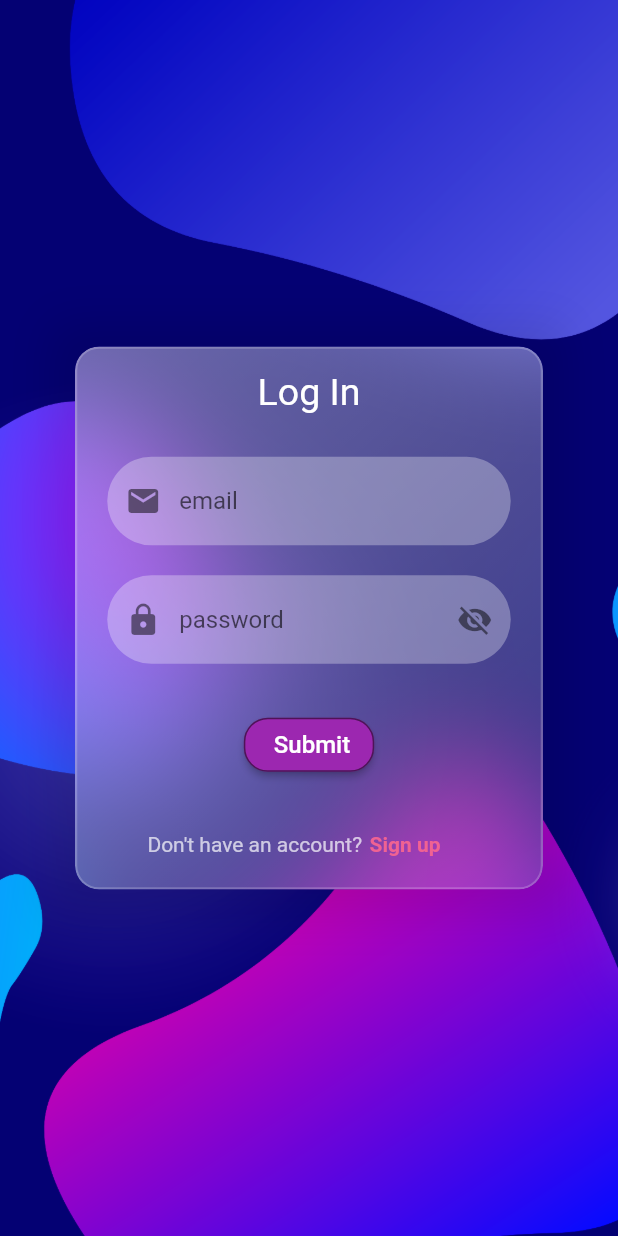
After one commit to SankethBK/flutter-animations, a Flutter app: the DairyaholicAuthPage screen opened directly, after a tap on "Log in", on a phone screen of 412 x 824 dp. The commit adds this screen. Run offline on Flutter 3.47's test engine with Material 2 defaults, Android fonts, the phone set to English and light mode, and no system bars.

Commit message:
Added diaryaholic flip card auth page

```diff
--- /dev/null
+++ b/lib/dairyaholic/auth_change_page.dart
@@ -0,0 +1,45 @@
+import 'package:flutter/material.dart';
+
+class AuthChangePage extends StatelessWidget {
+  const AuthChangePage({
+    Key? key,
+    required this.infoText,
+    required this.flipPageText,
+    required this.flipCard,
+  }) : super(key: key);
+
+  final String infoText;
+  final String flipPageText;
+  final Function() flipCard;
+
+  @override
+  Widget build(BuildContext context) {
+    return Row(
+      crossAxisAlignment: CrossAxisAlignment.center,
+      mainAxisAlignment: MainAxisAlignment.center,
+      children: [
+        Text(
+          infoText,
+          style: TextStyle(
+            color: Colors.white.withOpacity(0.7),
+          ),
+        ),
+        GestureDetector(
+          onTap: flipCard,
+          child: Container(
+            color: Colors.transparent,
+            padding:
+                const EdgeInsets.only(right: 20, left: 5, top: 6, bottom: 6),
+            child: Text(
+              flipPageText,
+              style: TextStyle(
+                color: Colors.pink[300],
+                fontWeight: FontWeight.bold,
+              ),
+            ),
+          ),
+        )
+      ],
+    );
+  }
+}
--- /dev/null
+++ b/lib/dairyaholic/email_input.dart
@@ -0,0 +1,43 @@
+import 'package:flutter/material.dart';
+
+class AuthEmailInput extends StatelessWidget {
+  const AuthEmailInput({
+    Key? key,
+  }) : super(key: key);
+
+  @override
+  Widget build(BuildContext context) {
+    return Stack(
+      children: [
+        TextField(
+          autofocus: false,
+          decoration: InputDecoration(
+            hintText: "email",
+            prefixIcon: Icon(
+              Icons.email,
+              color: Colors.black.withOpacity(0.5),
+            ),
+            fillColor: Colors.white.withOpacity(0.3),
+            filled: true,
+            focusedBorder: OutlineInputBorder(
+              borderRadius: BorderRadius.circular(30.0),
+              borderSide: BorderSide(
+                color: Colors.black.withOpacity(0.6),
+                width: 0.7,
+              ),
+            ),
+            errorStyle: TextStyle(
+              color: Colors.pink[200],
+              fontWeight: FontWeight.bold,
+            ),
+            border: OutlineInputBorder(
+                borderRadius: BorderRadius.circular(30.0),
+                borderSide: BorderSide.none),
+          ),
+          textInputAction: TextInputAction.next,
+          keyboardType: TextInputType.emailAddress,
+        ),
+      ],
+    );
+  }
+}
--- /dev/null
+++ b/lib/dairyaholic/flip_card_animation.dart
@@ -0,0 +1,83 @@
+import 'dart:math';
+
+import 'package:flutter/material.dart';
+
+class FlipCardAnimation extends StatefulWidget {
+  final Widget Function(void Function()) frontWidget;
+  final Widget Function(void Function()) rearWidget;
+  const FlipCardAnimation(
+      {Key? key, required this.frontWidget, required this.rearWidget})
+      : super(key: key);
+
+  @override
+  State<FlipCardAnimation> createState() => _FlipCardAnimationState();
+}
+
+class _FlipCardAnimationState extends State<FlipCardAnimation>
+    with SingleTickerProviderStateMixin {
+  Widget _buildFront() {
+    return Container(
+      key: const ValueKey(true),
+      child: widget.frontWidget(flipCard),
+    );
+  }
+
+  void flipCard() {
+    setState(() => _showFrontSide = !_showFrontSide);
+  }
+
+  Widget _buildRear() {
+    return Container(
+      key: const ValueKey(false),
+      child: widget.rearWidget(flipCard),
+    );
+  }
+
+  late bool _showFrontSide;
+
+  @override
+  void initState() {
+    super.initState();
+    _showFrontSide = true;
+  }
+
+  Widget _buildFlipAnimation() {
+    return AnimatedSwitcher(
+      layoutBuilder: (widget, list) => Stack(
+        children: [widget!, ...list],
+      ),
+      transitionBuilder: (Widget widget, Animation<double> animation) =>
+          __transitionBuilder(widget, animation),
+      duration: const Duration(milliseconds: 1000),
+      child: _showFrontSide ? _buildFront() : _buildRear(),
+      switchInCurve: Curves.easeInBack,
+      switchOutCurve: Curves.easeInBack.flipped,
+    );
+  }
+
+  Widget __transitionBuilder(Widget widget, Animation<double> animation) {
+    final rotateAnim = Tween(begin: pi, end: 0.0).animate(animation);
+
+    return AnimatedBuilder(
+        animation: rotateAnim,
+        builder: (context, child) {
+          final isUnder = (ValueKey(_showFrontSide) != widget.key);
+          var tilt = ((animation.value - 0.5).abs() - 0.5) * 0.003;
+          tilt *= isUnder ? -1.0 : 1.0;
+          final value = isUnder
+              ? min(rotateAnim.value, pi / 2)
+              : min(pi / 2, rotateAnim.value);
+
+          return Transform(
+            transform: Matrix4.rotationY(value)..setEntry(3, 0, tilt),
+            child: widget,
+            alignment: Alignment.center,
+          );
+        });
+  }
+
+  @override
+  Widget build(BuildContext context) {
+    return _buildFlipAnimation();
+  }
+}
--- /dev/null
+++ b/lib/dairyaholic/form_dimensions.dart
@@ -0,0 +1,39 @@
+import 'package:flutter/material.dart';
+
+/// specifies size of form and gradients
+class FormDimensions extends StatelessWidget {
+  const FormDimensions({
+    Key? key,
+    required this.child,
+  }) : super(key: key);
+
+  final Widget child;
+
+  @override
+  Widget build(BuildContext context) {
+    return Container(
+      height: 362.0,
+      width: 312.0,
+      constraints: const BoxConstraints(
+        maxWidth: 500,
+        maxHeight: 500,
+      ),
+      decoration: BoxDecoration(
+        borderRadius: BorderRadius.circular(16.0),
+        gradient: LinearGradient(
+          colors: [
+            Colors.white.withOpacity(0.4),
+            Colors.white.withOpacity(0.2),
+          ],
+          begin: AlignmentDirectional.topStart,
+          end: AlignmentDirectional.bottomEnd,
+        ),
+        border: Border.all(
+          width: 1.5,
+          color: Colors.white.withOpacity(0.2),
+        ),
+      ),
+      child: child,
+    );
+  }
+}
--- /dev/null
+++ b/lib/dairyaholic/glassmorphism_cover.dart
@@ -0,0 +1,43 @@
+import 'dart:ui';
+
+import 'package:flutter/material.dart';
+
+/// A widget that provides glass effect for a [child],
+/// Since color and dimensions of Container have to be in same Container, the childWIdget
+/// has to specify gradient and borders by itself
+class GlassMorphismCover extends StatelessWidget {
+  final Widget child;
+  final BorderRadius borderRadius;
+  final bool displayShadow;
+  const GlassMorphismCover(
+      {Key? key,
+      required this.child,
+      required this.borderRadius,
+      this.displayShadow = true})
+      : super(key: key);
+
+  @override
+  Widget build(BuildContext context) {
+    return Center(
+      child: Container(
+        decoration: BoxDecoration(boxShadow: [
+          BoxShadow(
+            blurRadius: 24,
+            spreadRadius: 16,
+            color: Colors.black.withOpacity(displayShadow ? 0.1 : 0.0),
+          )
+        ]),
+        child: ClipRRect(
+          borderRadius: borderRadius,
+          child: BackdropFilter(
+            filter: ImageFilter.blur(
+              sigmaX: 40.0,
+              sigmaY: 40.0,
+            ),
+            child: child,
+          ),
+        ),
+      ),
+    );
+  }
+}
--- /dev/null
+++ b/lib/dairyaholic/main.dart
@@ -0,0 +1,68 @@
+import 'package:flutter/material.dart';
+import 'package:flutter_animations/dairyaholic/sign_in_form.dart';
+
+import 'flip_card_animation.dart';
+import 'sign_up_form.dart';
+
+class DairyaholicAuthPage extends StatefulWidget {
+  DairyaholicAuthPage({Key? key}) : super(key: key) {}
+  static String get route => '/auth';
+
+  @override
+  State<DairyaholicAuthPage> createState() => _DairyaholicAuthPageState();
+}
+
+class _DairyaholicAuthPageState extends State<DairyaholicAuthPage> {
+  late Image neonImage;
+
+  @override
+  void initState() {
+    super.initState();
+    neonImage = Image.asset("assets/images/background.png");
+  }
+
+  @override
+  void didChangeDependencies() {
+    precacheImage(neonImage.image, context);
+    super.didChangeDependencies();
+  }
+
+  @override
+  Widget build(BuildContext context) {
+    return Scaffold(
+      resizeToAvoidBottomInset: false,
+      body: Container(
+        constraints: const BoxConstraints.expand(),
+        decoration: const BoxDecoration(
+          image: DecorationImage(
+            image: AssetImage(
+              "assets/images/background.png",
+            ),
+            fit: BoxFit.cover,
+          ),
+        ),
+        child: Center(
+          child: SingleChildScrollView(
+            child: Column(
+              mainAxisAlignment: MainAxisAlignment.center,
+              children: [
+                FlipCardAnimation(
+                  frontWidget: (void Function() flipCard) {
+                    return SignUpForm(flipCard: flipCard);
+                  },
+                  rearWidget: (void Function() flipCard) {
+                    return SignInForm(
+                      flipCard: flipCard,
+                    );
+                  },
+                ),
+              ],
+            ),
+          ),
+        ),
+      ),
+    );
+  }
+}
+
+// shdjdjeui
--- /dev/null
+++ b/lib/dairyaholic/password_input.dart
@@ -0,0 +1,65 @@
+import 'package:flutter/material.dart';
+
+class AuthPasswordInput extends StatefulWidget {
+  final String hintText;
+  const AuthPasswordInput({
+    Key? key,
+    this.hintText = "password",
+  }) : super(key: key);
+
+  @override
+  State<AuthPasswordInput> createState() => _AuthPasswordInputState();
+}
+
+class _AuthPasswordInputState extends State<AuthPasswordInput> {
+  bool _passwordVisibility = true;
+
+  void _togglePasswordVisibility() => setState(() {
+        _passwordVisibility = !_passwordVisibility;
+      });
+
+  @override
+  Widget build(BuildContext context) {
+    return Stack(
+      children: [
+        TextField(
+          autofocus: false,
+          decoration: InputDecoration(
+            hintText: widget.hintText,
+            prefixIcon: Icon(
+              Icons.lock,
+              color: Colors.black.withOpacity(0.5),
+            ),
+            suffixIcon: InkWell(
+                onTap: _togglePasswordVisibility,
+                child: Icon(
+                  !_passwordVisibility
+                      ? Icons.visibility
+                      : Icons.visibility_off,
+                  color: Colors.black.withOpacity(0.5),
+                )),
+            fillColor: Colors.white.withOpacity(0.3),
+            filled: true,
+            focusedBorder: OutlineInputBorder(
+              borderRadius: BorderRadius.circular(30.0),
+              borderSide: BorderSide(
+                color: Colors.black.withOpacity(0.6),
+                width: 0.7,
+              ),
+            ),
+            errorStyle: TextStyle(
+              color: Colors.pink[300],
+              fontWeight: FontWeight.bold,
+            ),
+            border: OutlineInputBorder(
+              borderRadius: BorderRadius.circular(30.0),
+              borderSide: BorderSide.none,
+            ),
+          ),
+          keyboardType: TextInputType.emailAddress,
+          obscureText: _passwordVisibility,
+        ),
+      ],
+    );
+  }
+}
--- /dev/null
+++ b/lib/dairyaholic/sign_in_form.dart
@@ -0,0 +1,75 @@
+import 'package:flutter/material.dart';
+
+import 'auth_change_page.dart';
+import 'email_input.dart';
+import 'form_dimensions.dart';
+import 'glassmorphism_cover.dart';
+import 'password_input.dart';
+import 'submit_button.dart';
+
+class SignInForm extends StatefulWidget {
+  final void Function() flipCard;
+
+  const SignInForm({
+    Key? key,
+    required this.flipCard,
+  }) : super(key: key);
+
+  @override
+  State<SignInForm> createState() => _SignInFormState();
+}
+
+class _SignInFormState extends State<SignInForm> {
+  bool inItialized = false;
+
+  @override
+  Widget build(BuildContext context) {
+    return GlassMorphismCover(
+      borderRadius: BorderRadius.circular(16.0),
+      child: FormDimensions(
+        child: Padding(
+          padding: const EdgeInsets.symmetric(horizontal: 20),
+          child: Column(
+            mainAxisAlignment: MainAxisAlignment.spaceAround,
+            children: [
+              const Text(
+                "Log In",
+                style: TextStyle(
+                  fontSize: 25,
+                  color: Colors.white,
+                ),
+              ),
+              Column(
+                mainAxisSize: MainAxisSize.min,
+                children: [
+                  AuthEmailInput(),
+                  const SizedBox(
+                    height: 20,
+                  ),
+                  AuthPasswordInput(),
+                  const SizedBox(
+                    height: 30,
+                  ),
+                  SubmitButton(
+                    isLoading: false,
+                    onSubmitted: () {},
+                    buttonText: "Submit",
+                  )
+                ],
+              ),
+              Column(
+                children: [
+                  AuthChangePage(
+                    infoText: "Don't have an account?",
+                    flipPageText: "Sign up",
+                    flipCard: widget.flipCard,
+                  ),
+                ],
+              ),
+            ],
+          ),
+        ),
+      ),
+    );
+  }
+}
--- /dev/null
+++ b/lib/dairyaholic/sign_up_form.dart
@@ -0,0 +1,75 @@
+import 'package:flutter/material.dart';
+
+import 'auth_change_page.dart';
+import 'email_input.dart';
+import 'form_dimensions.dart';
+import 'glassmorphism_cover.dart';
+import 'password_input.dart';
+import 'submit_button.dart';
+
+class SignUpForm extends StatefulWidget {
+  final void Function() flipCard;
+
+  const SignUpForm({
+    Key? key,
+    required this.flipCard,
+  }) : super(key: key);
+
+  @override
+  State<SignUpForm> createState() => _SignUpFormState();
+}
+
+class _SignUpFormState extends State<SignUpForm> {
+  bool inItialized = false;
+
+  @override
+  Widget build(BuildContext context) {
+    return GlassMorphismCover(
+      borderRadius: BorderRadius.circular(16.0),
+      child: FormDimensions(
+        child: Padding(
+          padding: const EdgeInsets.symmetric(horizontal: 20),
+          child: Column(
+            mainAxisAlignment: MainAxisAlignment.spaceAround,
+            children: [
+              const Text(
+                "Sign up",
+                style: TextStyle(
+                  fontSize: 25,
+                  color: Colors.white,
+                ),
+              ),
+              Column(
+                mainAxisSize: MainAxisSize.min,
+                children: [
+                  AuthEmailInput(),
+                  const SizedBox(
+                    height: 20,
+                  ),
+                  AuthPasswordInput(),
+                  const SizedBox(
+                    height: 30,
+                  ),
+                  SubmitButton(
+                    isLoading: false,
+                    onSubmitted: () {},
+                    buttonText: "Submit",
+                  )
+                ],
+              ),
+              Column(
+                children: [
+                  AuthChangePage(
+                    infoText: "Already have an account?",
+                    flipPageText: "Log in",
+                    flipCard: widget.flipCard,
+                  )
+                ],
+              ),
+            ],
+          ),
+        ),
+      ),
+    );
+  }
+}
--- /dev/null
+++ b/lib/dairyaholic/submit_button.dart
@@ -0,0 +1,42 @@
+import 'package:flutter/material.dart';
+
+class SubmitButton extends StatelessWidget {
+  final bool isLoading;
+  final Function() onSubmitted;
+  final String buttonText;
+  const SubmitButton({
+    Key? key,
+    required this.isLoading,
+    required this.onSubmitted,
+    required this.buttonText,
+  }) : super(key: key);
+
+  @override
+  Widget build(BuildContext context) {
+    return ElevatedButton.icon(
+      icon: const SizedBox.shrink(),
+      onPressed: isLoading ? null : onSubmitted,
+      label: Text(
+        buttonText,
+        style: const TextStyle(
+          fontSize: 16,
+          color: Colors.white,
+        ),
+      ),
+      style: ElevatedButton.styleFrom(
+        primary: Colors.purple,
+        onPrimary: Colors.pink[300],
+        shape: const RoundedRectangleBorder(
+          borderRadius: BorderRadius.all(
+            Radius.circular(16),
+          ),
+        ),
+        elevation: 2,
+        side: BorderSide(
+          color: Colors.black.withOpacity(0.5),
+          width: 1,
+        ),
+      ),
+    );
+  }
+}
--- a/lib/main.dart
+++ b/lib/main.dart
@@ -3,10 +3,11 @@ import 'package:flutter_animations/animated_builder.dart';
 import 'package:flutter_animations/animated_widget.dart';
 import 'package:flutter_animations/gmail_compose_button/main.dart';
 import 'package:flutter_animations/mi_alarm_clock/main.dart';
-import 'package:flutter_animations/scroll_controller_demo.dart';
 import 'package:flutter_animations/whatsapp_appbar/main.dart';
 import 'package:flutter_animations/whatsapp_fab/main.dart';
 import 'package:flutter_animations/whatsapp_profile_page/main.dart';
+
+import 'dairyaholic/main.dart';
 
 void main() {
   runApp(const MyApp());
@@ -139,6 +140,19 @@ class Home extends StatelessWidget {
                 child: const Text("MI Alarm clock"),
               ),
             ),
+            Padding(
+              padding: const EdgeInsets.symmetric(horizontal: 50, vertical: 10),
+              child: ElevatedButton(
+                onPressed: () {
+                  Navigator.of(context).push(
+                    MaterialPageRoute(
+                      builder: (_) => DairyaholicAuthPage(),
+                    ),
+                  );
+                },
+                child: const Text("Dairyaholic login page"),
+              ),
+            ),
           ],
         ),
       ),
--- a/pubspec.yaml
+++ b/pubspec.yaml
@@ -50,8 +50,8 @@ flutter:
   # the material Icons class.
   uses-material-design: true
   # To add assets to your application, add an assets section, like this:
-  # assets:
-  #   - images/a_dot_burr.jpeg
+  assets:
+    - assets/images/
   #   - images/a_dot_ham.jpeg
   # An image asset can refer to one or more resolution-specific "variants", see
   # https://flutter.dev/assets-and-images/#resolution-aware.
```
Also changed, not shown: assets/images/background.png (added).
